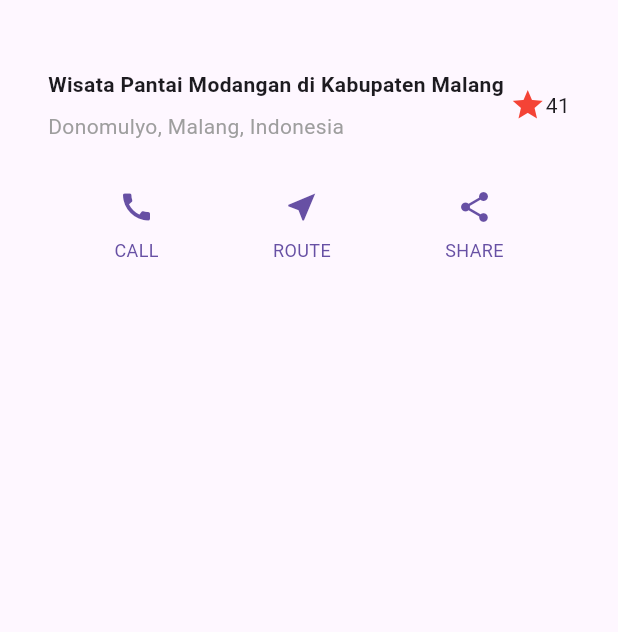
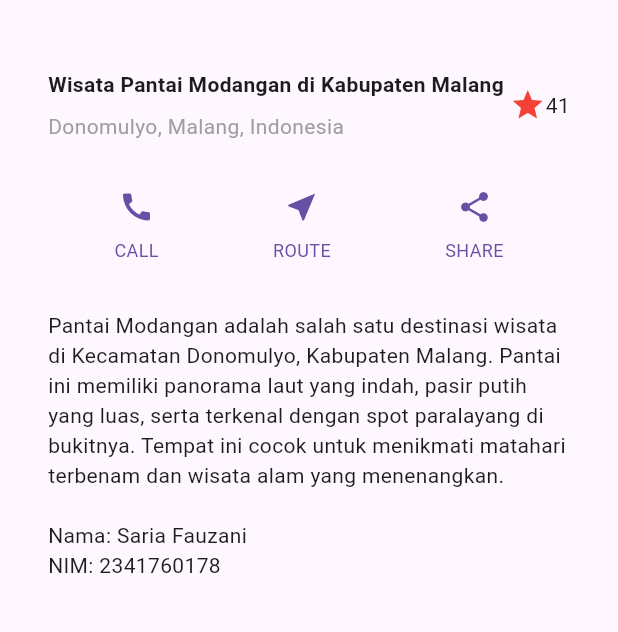
Before and after one commit to Sariafauzani/layout-flutter, a Flutter app: the screen it shows after launch, on a phone screen of 412 x 824 dp, the part 63-695 px from its top. Run offline on Flutter 3.47's test engine with Material 3 defaults, Android fonts, the phone set to English and light mode, and no system bars.

Commit message:
add: Implementasi text section

```diff
--- a/lib/main.dart
+++ b/lib/main.dart
@@ -73,6 +73,21 @@ class MyApp extends StatelessWidget {
       ],
     );
 
+    Widget textSection = Container(
+      padding: const EdgeInsets.all(32),
+      child: const Text(
+        'Pantai Modangan adalah salah satu destinasi wisata '
+        'di Kecamatan Donomulyo, Kabupaten Malang. Pantai ini '
+        'memiliki panorama laut yang indah, pasir putih yang luas, '
+        'serta terkenal dengan spot paralayang di bukitnya. '
+        'Tempat ini cocok untuk menikmati matahari terbenam '
+        'dan wisata alam yang menenangkan.\n\n'
+        'Nama: Saria Fauzani\n'
+        'NIM: 2341760178',
+        softWrap: true,
+      ),
+    );
+
     return MaterialApp(
       title: 'Saria Fauzani - 2341760178',
       home: Scaffold(
@@ -83,9 +98,11 @@ class MyApp extends StatelessWidget {
           children: [
             titleSection,
             buttonSection,
+            textSection,
           ],
         ),
       ),
     );
   }
+
 }
```
